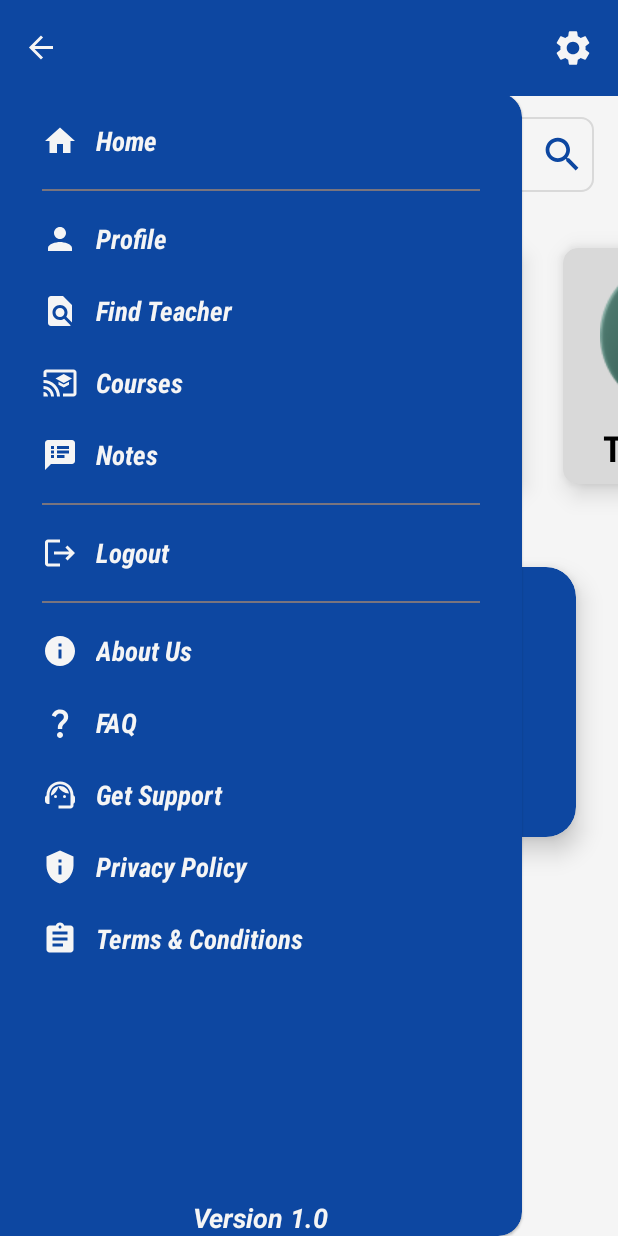
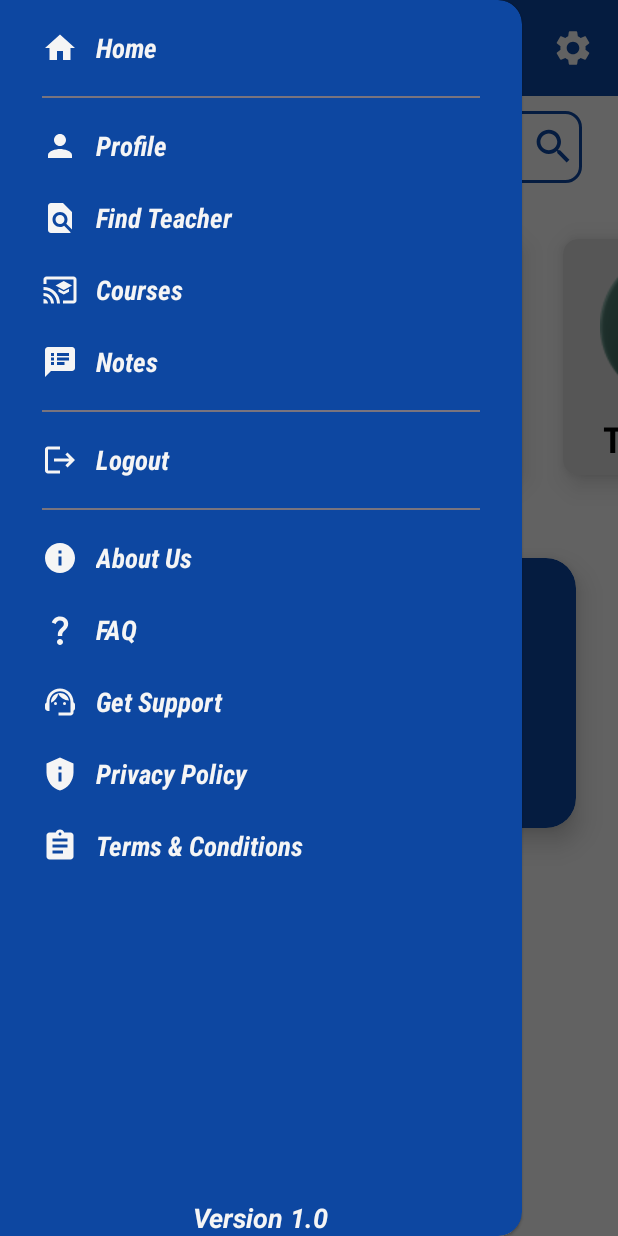
Before and after one commit to TVirus11/TeachersClub-App, an Android app: the MainActivity screen opened directly, with no data from a screen before it, with the side drawer open, on a phone screen of 412 x 824 dp. Run offline under Robolectric (Android 15) with nearby library versions, the phone set to English and light mode, and no system bars; 2 statements that could not run were skipped.

Commit message:
Issue Fixed MainActivity

```diff
--- a/app/src/main/res/layout/activity_main.xml
+++ b/app/src/main/res/layout/activity_main.xml
@@ -1,11 +1,17 @@
 <?xml version="1.0" encoding="utf-8"?>
-<androidx.constraintlayout.widget.ConstraintLayout xmlns:android="http://schemas.android.com/apk/res/android"
+<androidx.drawerlayout.widget.DrawerLayout xmlns:android="http://schemas.android.com/apk/res/android"
     xmlns:app="http://schemas.android.com/apk/res-auto"
     xmlns:tools="http://schemas.android.com/tools"
+    android:id="@+id/drawer_layout"
     android:layout_width="match_parent"
     android:layout_height="match_parent"
     android:background="@color/color_secondary"
     tools:context=".MainActivity">
+
+    <androidx.constraintlayout.widget.ConstraintLayout
+        android:id="@+id/mainContentCL"
+        android:layout_width="match_parent"
+        android:layout_height="match_parent">
 
         <androidx.appcompat.widget.Toolbar
             android:id="@+id/toolbar"
@@ -44,22 +50,22 @@
                 android:orientation="vertical">
 
                 <EditText
-                android:id="@+id/mainSearch"
+                    android:id="@+id/pass_et_login"
                     android:layout_width="match_parent"
-                android:layout_height="50dp"
-                android:layout_marginStart="16dp"
-                android:layout_marginTop="78dp"
-                android:layout_marginEnd="16dp"
-                android:autofillHints="Search"
-                android:background="@drawable/transparent_button_bg"
-                android:backgroundTint="@color/color_tertiary"
+                    android:layout_height="48dp"
+                    android:layout_marginStart="24dp"
+                    android:layout_marginTop="74dp"
+                    android:layout_marginEnd="24dp"
+                    android:autofillHints="password"
+                    android:background="@drawable/et_custom"
                     android:drawableEnd="@drawable/search"
-                android:elevation="5dp"
-                android:ems="10"
+                    android:elevation="3dp"
+                    android:fontFamily="sans-serif-condensed-medium"
                     android:hint="@string/search_here"
                     android:inputType="text"
-                android:padding="6dp"
-                android:textColor="@color/color_primary" />
+                    android:padding="4dp"
+                    android:textColor="@color/color_primary"
+                    android:textColorHint="@color/color_tertiary" />
 
                 <HorizontalScrollView
                     android:id="@+id/hrMainSV"
@@ -246,25 +252,17 @@
 
                 </androidx.cardview.widget.CardView>
 
-
             </LinearLayout>
 
         </ScrollView>
 
-    <androidx.drawerlayout.widget.DrawerLayout
-        android:id="@+id/drawer_layout"
-        android:layout_width="match_parent"
-        android:layout_height="match_parent"
-        android:layout_marginTop="@dimen/abc_action_bar_default_height_material"
-        app:layout_constraintStart_toStartOf="parent"
-        app:layout_constraintTop_toBottomOf="@id/toolbar">
+    </androidx.constraintlayout.widget.ConstraintLayout>
 
     <com.google.android.material.navigation.NavigationView
         android:id="@+id/nav_view"
         android:layout_width="wrap_content"
         android:layout_height="match_parent"
         android:layout_gravity="start"
-            android:layout_marginTop="6dp"
         android:background="@color/color_primary"
         app:itemIconTint="@color/color_secondary"
         app:itemTextAppearance="@style/MenuItems"
@@ -284,5 +282,3 @@
     </com.google.android.material.navigation.NavigationView>
 
 </androidx.drawerlayout.widget.DrawerLayout>
-
-</androidx.constraintlayout.widget.ConstraintLayout>
```
Lines whose indentation alone changed are shown as unchanged.
